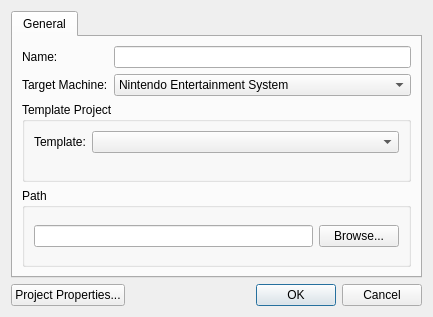
The window that apps/ide/designers/newprojectdialog.ui (christopherpow/nesicide) describes before a commit, drawn with Qt 5.
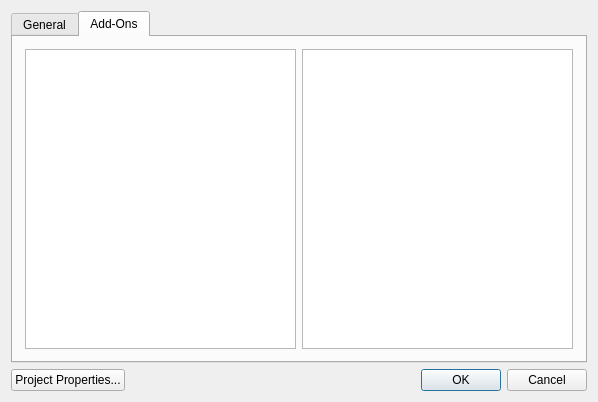
The same window after the commit. Icons and pictures are not drawn.

Patch:
```diff
--- a/apps/ide/designers/newprojectdialog.ui
+++ b/apps/ide/designers/newprojectdialog.ui
@@ -6,8 +6,8 @@
    <rect>
     <x>0</x>
     <y>0</y>
-    <width>433</width>
-    <height>317</height>
+    <width>598</width>
+    <height>402</height>
    </rect>
   </property>
   <property name="windowTitle">
@@ -34,13 +34,28 @@
    <item row="0" column="0" colspan="2">
     <widget class="QTabWidget" name="tabWidget">
      <property name="currentIndex">
-      <number>0</number>
+      <number>1</number>
      </property>
      <widget class="QWidget" name="general">
       <attribute name="title">
        <string>General</string>
       </attribute>
       <layout class="QGridLayout" name="gridLayout_2">
+       <property name="leftMargin">
+        <number>12</number>
+       </property>
+       <property name="topMargin">
+        <number>12</number>
+       </property>
+       <property name="rightMargin">
+        <number>12</number>
+       </property>
+       <property name="bottomMargin">
+        <number>12</number>
+       </property>
+       <property name="spacing">
+        <number>6</number>
+       </property>
        <item row="0" column="0">
         <widget class="QLabel" name="label">
          <property name="text">
@@ -127,6 +142,57 @@
        </item>
       </layout>
      </widget>
+     <widget class="QWidget" name="addOns">
+      <attribute name="title">
+       <string>Add-Ons</string>
+      </attribute>
+      <layout class="QGridLayout" name="gridLayout_3">
+       <property name="leftMargin">
+        <number>12</number>
+       </property>
+       <property name="topMargin">
+        <number>12</number>
+       </property>
+       <property name="rightMargin">
+        <number>12</number>
+       </property>
+       <property name="bottomMargin">
+        <number>12</number>
+       </property>
+       <property name="spacing">
+        <number>6</number>
+       </property>
+       <item row="0" column="0">
+        <widget class="QListWidget" name="addOnsList">
+         <property name="mouseTracking">
+          <bool>true</bool>
+         </property>
+         <property name="uniformItemSizes">
+          <bool>true</bool>
+         </property>
+        </widget>
+       </item>
+       <item row="0" column="1">
+        <widget class="QTextEdit" name="addOnReadme">
+         <property name="horizontalScrollBarPolicy">
+          <enum>Qt::ScrollBarAlwaysOff</enum>
+         </property>
+         <property name="sizeAdjustPolicy">
+          <enum>QAbstractScrollArea::AdjustIgnored</enum>
+         </property>
+         <property name="undoRedoEnabled">
+          <bool>false</bool>
+         </property>
+         <property name="readOnly">
+          <bool>true</bool>
+         </property>
+         <property name="acceptRichText">
+          <bool>false</bool>
+         </property>
+        </widget>
+       </item>
+      </layout>
+     </widget>
     </widget>
    </item>
   </layout>
```
Left out of the diff: 2 changed lines with no effect on the pictures.
